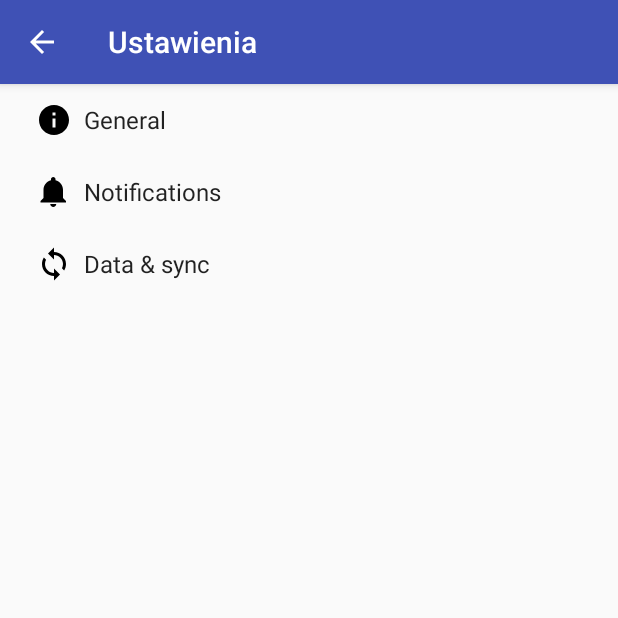
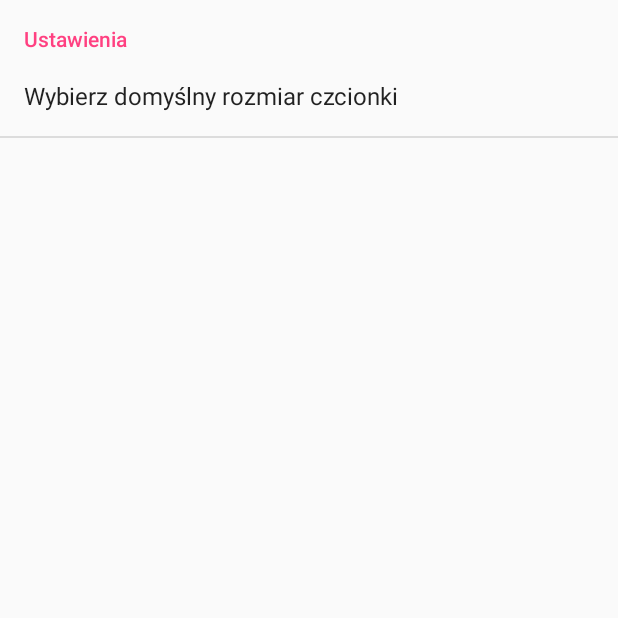
Before and after one commit to mstepniak/spiewnik01, an Android app: the screen it shows after launch (SettingsActivity before the commit, SettingActivity after it), in the options menu, after a tap on "Ustawienia", on a phone screen of 412 x 824 dp, the top half of it. Run offline under Robolectric (Android 15) with nearby library versions, the phone set to English and light mode, and no system bars; 1 statement that could not run was skipped.

Commit message:
added preferences and about pages

```diff
--- a/app/src/main/java/com/michas/spiewnik01/AboutPage.java
+++ b/app/src/main/java/com/michas/spiewnik01/AboutPage.java
@@ -2,6 +2,7 @@ package com.michas.spiewnik01;
 
 import android.support.v7.app.AppCompatActivity;
 import android.os.Bundle;
+import android.widget.TextView;
 
 public class AboutPage extends AppCompatActivity {
 
@@ -9,5 +10,8 @@ public class AboutPage extends AppCompatActivity {
     protected void onCreate(Bundle savedInstanceState) {
         super.onCreate(savedInstanceState);
         setContentView(R.layout.activity_about_page);
+        TextView textViewTitle = findViewById(R.id.about);
+        String text = "Autor:\nMichał Stępniak\nmichas1991@gmail.com\nUwagi i błędy proszę kierować na maila";
+        textViewTitle.setText(text);
     }
 }
--- a/app/src/main/java/com/michas/spiewnik01/AppCompatPreferenceActivity.java
+++ /dev/null
@@ -1,109 +0,0 @@
-package com.michas.spiewnik01;
-
-import android.content.res.Configuration;
-import android.os.Bundle;
-import android.preference.PreferenceActivity;
-import android.support.annotation.LayoutRes;
-import android.support.annotation.Nullable;
-import android.support.v7.app.ActionBar;
-import android.support.v7.app.AppCompatDelegate;
-import android.support.v7.widget.Toolbar;
-import android.view.MenuInflater;
-import android.view.View;
-import android.view.ViewGroup;
-
-/**
- * A {@link android.preference.PreferenceActivity} which implements and proxies the necessary calls
- * to be used with AppCompat.
- */
-public abstract class AppCompatPreferenceActivity extends PreferenceActivity {
-
-    private AppCompatDelegate mDelegate;
-
-    @Override
-    protected void onCreate(Bundle savedInstanceState) {
-        getDelegate().installViewFactory();
-        getDelegate().onCreate(savedInstanceState);
-        super.onCreate(savedInstanceState);
-    }
-
-    @Override
-    protected void onPostCreate(Bundle savedInstanceState) {
-        super.onPostCreate(savedInstanceState);
-        getDelegate().onPostCreate(savedInstanceState);
-    }
-
-    public ActionBar getSupportActionBar() {
-        return getDelegate().getSupportActionBar();
-    }
-
-    public void setSupportActionBar(@Nullable Toolbar toolbar) {
-        getDelegate().setSupportActionBar(toolbar);
-    }
-
-    @Override
-    public MenuInflater getMenuInflater() {
-        return getDelegate().getMenuInflater();
-    }
-
-    @Override
-    public void setContentView(@LayoutRes int layoutResID) {
-        getDelegate().setContentView(layoutResID);
-    }
-
-    @Override
-    public void setContentView(View view) {
-        getDelegate().setContentView(view);
-    }
-
-    @Override
-    public void setContentView(View view, ViewGroup.LayoutParams params) {
-        getDelegate().setContentView(view, params);
-    }
-
-    @Override
-    public void addContentView(View view, ViewGroup.LayoutParams params) {
-        getDelegate().addContentView(view, params);
-    }
-
-    @Override
-    protected void onPostResume() {
-        super.onPostResume();
-        getDelegate().onPostResume();
-    }
-
-    @Override
-    protected void onTitleChanged(CharSequence title, int color) {
-        super.onTitleChanged(title, color);
-        getDelegate().setTitle(title);
-    }
-
-    @Override
-    public void onConfigurationChanged(Configuration newConfig) {
-        super.onConfigurationChanged(newConfig);
-        getDelegate().onConfigurationChanged(newConfig);
-    }
-
-    @Override
-    protected void onStop() {
-        super.onStop();
-        getDelegate().onStop();
-    }
-
-    @Override
-    protected void onDestroy() {
-        super.onDestroy();
-        getDelegate().onDestroy();
-    }
-
-    public void invalidateOptionsMenu() {
-        getDelegate().invalidateOptionsMenu();
-    }
-
-    private AppCompatDelegate getDelegate() {
-        if (mDelegate == null) {
-            mDelegate = AppCompatDelegate.create(this, null);
-        }
-        return mDelegate;
-    }
-}
--- a/app/src/main/java/com/michas/spiewnik01/DisplaySong.java
+++ b/app/src/main/java/com/michas/spiewnik01/DisplaySong.java
@@ -1,10 +1,13 @@
 package com.michas.spiewnik01;
 
 import android.content.Intent;
+import android.content.SharedPreferences;
 import android.os.Bundle;
+import android.preference.PreferenceManager;
 import android.support.v7.app.AppCompatActivity;
 import android.text.Html;
 import android.text.method.ScrollingMovementMethod;
+import android.util.Log;
 import android.util.TypedValue;
 import android.view.Menu;
 import android.view.MenuInflater;
@@ -20,7 +23,6 @@ public class DisplaySong extends AppCompatActivity {
     TextView textViewSong;
     int textSize = 14;
 
-    @Override
     protected void onCreate(Bundle savedInstanceState) {
         super.onCreate(savedInstanceState);
         setContentView(R.layout.activity_song);
@@ -28,6 +30,12 @@ public class DisplaySong extends AppCompatActivity {
         Intent intent = getIntent();
         String title = intent.getStringExtra(MainActivity.EXTRA_MESSAGE);
         String songText = intent.getStringExtra(MainActivity.EXTRA_MESSAGE2);
+
+        SharedPreferences sharedPrefs = PreferenceManager.getDefaultSharedPreferences(this);
+        String receivedSize = sharedPrefs.getString("fonts", "DEFAULT");
+        if (!receivedSize.equals("")){
+            textSize = Integer.parseInt(receivedSize);
+        }
 
         TextView textViewTitle = findViewById(R.id.songTitle);
         textViewTitle.setText(title);
--- a/app/src/main/java/com/michas/spiewnik01/MainActivity.java
+++ b/app/src/main/java/com/michas/spiewnik01/MainActivity.java
@@ -1,9 +1,12 @@
 package com.michas.spiewnik01;
 
 import android.content.Intent;
+import android.content.SharedPreferences;
+import android.preference.PreferenceManager;
 import android.support.v4.app.NavUtils;
 import android.support.v7.app.AppCompatActivity;
 import android.os.Bundle;
+import android.util.Log;
 import android.view.Menu;
 import android.view.MenuInflater;
 import android.view.MenuItem;
@@ -32,15 +35,35 @@ public class MainActivity extends AppCompatActivity {
     ArrayAdapter<String> adapter;
     public static HashMap<String, String> m_li = new HashMap<>();
     Object listItem;
+    ArrayList<String> arraySongs;
 
     @Override
     protected void onCreate(Bundle savedInstanceState) {
         super.onCreate(savedInstanceState);
         setContentView(R.layout.activity_main);
+
+        if (arraySongs == null) {
+            loadJson();
+        }
+
+        ListViewCountry = (ListView) findViewById(R.id.ListViewCountry);
+        adapter = new ArrayAdapter<>(MainActivity.this, android.R.layout.simple_list_item_1, arraySongs);
+
+        ListViewCountry.setAdapter(adapter);
+        ListViewCountry.setOnItemClickListener(new AdapterView.OnItemClickListener() {
+            @Override
+            public void onItemClick(AdapterView<?> adapterView, View view, int i, long l) {
+                listItem = ListViewCountry.getItemAtPosition(i);
+                sendMessage();
+            }
+        });
+    }
+
+    private void loadJson() {
         try {
             JSONObject obj = new JSONObject(loadJSONFromAsset());
             JSONArray m_jArry = obj.getJSONArray("songs");
-            ArrayList<String> arraySongs = new ArrayList<>();
+            arraySongs = new ArrayList<>();
 
             for (int i = 0; i < m_jArry.length(); i++) {
                 JSONObject jo_inside = m_jArry.getJSONObject(i);
@@ -53,23 +76,12 @@ public class MainActivity extends AppCompatActivity {
 
             }
             Collections.sort(arraySongs);
-            ListViewCountry = (ListView) findViewById(R.id.ListViewCountry);
-            adapter = new ArrayAdapter<>(MainActivity.this, android.R.layout.simple_list_item_1, arraySongs);
-
-            ListViewCountry.setAdapter(adapter);
-            ListViewCountry.setOnItemClickListener(new AdapterView.OnItemClickListener() {
-                @Override
-                public void onItemClick(AdapterView<?> adapterView, View view, int i, long l) {
-                    listItem = ListViewCountry.getItemAtPosition(i);
-                    sendMessage();
-                }
-            });
         } catch (JSONException e) {
             e.printStackTrace();
         }
     }
 
-    public void sendMessage() {
+    private void sendMessage() {
         Intent intent = new Intent(this, DisplaySong.class);
         intent.putExtra(EXTRA_MESSAGE, listItem.toString());
         intent.putExtra(EXTRA_MESSAGE2, m_li.get(listItem.toString()));
@@ -131,7 +143,7 @@ public class MainActivity extends AppCompatActivity {
                 return true;
 
             case R.id.settings:
-                startActivity(new Intent(this, SettingsActivity.class));
+                startActivity(new Intent(this, SettingActivity.class));
                 return true;
 
         }
--- /dev/null
+++ b/app/src/main/java/com/michas/spiewnik01/SettingActivity.java
@@ -0,0 +1,16 @@
+package com.michas.spiewnik01;
+
+import android.preference.PreferenceActivity;
+import android.preference.PreferenceFragment;
+import android.support.v7.app.AppCompatActivity;
+import android.os.Bundle;
+
+public class SettingActivity extends PreferenceActivity {
+
+    @Override
+    public void onCreate(Bundle savedInstanceState) {
+        super.onCreate(savedInstanceState);
+        addPreferencesFromResource(R.xml.settings);
+
+    }
+}
--- /dev/null
+++ b/app/src/main/res/values/arrays.xml
@@ -0,0 +1,26 @@
+<?xml version="1.0" encoding="utf-8"?>
+<resources>
+    <string-array name="font">
+        <item name="12">12</item>
+        <item name="13">13</item>
+        <item name="14">14</item>
+        <item name="15">15</item>
+        <item name="16">16</item>
+        <item name="17">17</item>
+        <item name="18">18</item>
+        <item name="19">19</item>
+        <item name="20">20</item>
+    </string-array>
+    <string-array name="fontValues">
+        <item name="12">12</item>
+        <item name="13">13</item>
+        <item name="14">14</item>
+        <item name="15">15</item>
+        <item name="16">16</item>
+        <item name="17">17</item>
+        <item name="18">18</item>
+        <item name="19">19</item>
+        <item name="20">20</item>
+    </string-array>
+
+</resources>
--- a/app/src/main/res/values/strings.xml
+++ b/app/src/main/res/values/strings.xml
@@ -1,76 +1,3 @@
 <resources>
     <string name="app_name">Śpiewnik PTTK</string>
-    <string name="title_activity_settings">Ustawienia</string>
-
-    <!-- Strings related to Settings -->
-
-    <!-- Example General settings -->
-    <string name="pref_header_general">General</string>
-
-    <string name="pref_title_social_recommendations">Enable social recommendations</string>
-    <string name="pref_description_social_recommendations">Recommendations for people to contact
-        based on your message history
-    </string>
-
-    <string name="pref_title_display_name">Display name</string>
-    <string name="pref_default_display_name">John Smith</string>
-
-    <string name="pref_title_add_friends_to_messages">Add friends to messages</string>
-    <string-array name="pref_example_list_titles">
-        <item>Always</item>
-        <item>When possible</item>
-        <item>Never</item>
-    </string-array>
-    <string-array name="pref_example_list_values">
-        <item>1</item>
-        <item>0</item>
-        <item>-1</item>
-    </string-array>
-
-    <!-- Example settings for Data & Sync -->
-    <string name="pref_header_data_sync">Data &amp; sync</string>
-
-    <string name="pref_title_sync_frequency">Sync frequency</string>
-    <string-array name="pref_sync_frequency_titles">
-        <item>15 minutes</item>
-        <item>30 minutes</item>
-        <item>1 hour</item>
-        <item>3 hours</item>
-        <item>6 hours</item>
-        <item>Never</item>
-    </string-array>
-    <string-array name="pref_sync_frequency_values">
-        <item>15</item>
-        <item>30</item>
-        <item>60</item>
-        <item>180</item>
-        <item>360</item>
-        <item>-1</item>
-    </string-array>
-
-    <string-array name="list_preference_entries">
-        <item>Entry 1</item>
-        <item>Entry 2</item>
-        <item>Entry 3</item>
-    </string-array>
-
-    <string-array name="list_preference_entry_values">
-        <item>1</item>
-        <item>2</item>
-        <item>3</item>
-    </string-array>
-
-    <string-array name="multi_select_list_preference_default_value" />
-
-    <string name="pref_title_system_sync_settings">System sync settings</string>
-
-    <!-- Example settings for Notifications -->
-    <string name="pref_header_notifications">Notifications</string>
-
-    <string name="pref_title_new_message_notifications">New message notifications</string>
-
-    <string name="pref_title_ringtone">Ringtone</string>
-    <string name="pref_ringtone_silent">Silent</string>
-
-    <string name="pref_title_vibrate">Vibrate</string>
 </resources>
--- a/app/src/main/res/xml/pref_data_sync.xml
+++ /dev/null
@@ -1,21 +0,0 @@
-<PreferenceScreen xmlns:android="http://schemas.android.com/apk/res/android">
-
-    <!-- NOTE: Hide buttons to simplify the UI. Users can touch outside the dialog to
-         dismiss it. -->
-    <!-- NOTE: ListPreference's summary should be set to its value by the activity code. -->
-    <ListPreference
-        android:defaultValue="180"
-        android:entries="@array/pref_sync_frequency_titles"
-        android:entryValues="@array/pref_sync_frequency_values"
-        android:key="sync_frequency"
-        android:negativeButtonText="@null"
-        android:positiveButtonText="@null"
-        android:title="@string/pref_title_sync_frequency" />
-
-    <!-- This preference simply launches an intent when selected. Use this UI sparingly, per
-         design guidelines. -->
-    <Preference android:title="@string/pref_title_system_sync_settings">
-        <intent android:action="android.settings.SYNC_SETTINGS" />
-    </Preference>
-
-</PreferenceScreen>
--- a/app/src/main/res/xml/pref_general.xml
+++ /dev/null
@@ -1,33 +0,0 @@
-<PreferenceScreen xmlns:android="http://schemas.android.com/apk/res/android">
-
-    <SwitchPreference
-        android:defaultValue="true"
-        android:key="example_switch"
-        android:summary="@string/pref_description_social_recommendations"
-        android:title="@string/pref_title_social_recommendations" />
-
-    <!-- NOTE: EditTextPreference accepts EditText attributes. -->
-    <!-- NOTE: EditTextPreference's summary should be set to its value by the activity code. -->
-    <EditTextPreference
-        android:capitalize="words"
-        android:defaultValue="@string/pref_default_display_name"
-        android:inputType="textCapWords"
-        android:key="example_text"
-        android:maxLines="1"
-        android:selectAllOnFocus="true"
-        android:singleLine="true"
-        android:title="@string/pref_title_display_name" />
-
-    <!-- NOTE: Hide buttons to simplify the UI. Users can touch outside the dialog to
-         dismiss it. -->
-    <!-- NOTE: ListPreference's summary should be set to its value by the activity code. -->
-    <ListPreference
-        android:defaultValue="-1"
-        android:entries="@array/pref_example_list_titles"
-        android:entryValues="@array/pref_example_list_values"
-        android:key="example_list"
-        android:negativeButtonText="@null"
-        android:positiveButtonText="@null"
-        android:title="@string/pref_title_add_friends_to_messages" />
-
-</PreferenceScreen>
--- a/app/src/main/res/xml/pref_headers.xml
+++ /dev/null
@@ -1,20 +0,0 @@
-<preference-headers xmlns:android="http://schemas.android.com/apk/res/android">
-
-    <!-- These settings headers are only used on tablets. -->
-
-    <header
-        android:fragment="com.michas.spiewnik01.SettingsActivity$GeneralPreferenceFragment"
-        android:icon="@drawable/ic_info_black_24dp"
-        android:title="@string/pref_header_general" />
-
-    <header
-        android:fragment="com.michas.spiewnik01.SettingsActivity$NotificationPreferenceFragment"
-        android:icon="@drawable/ic_notifications_black_24dp"
-        android:title="@string/pref_header_notifications" />
-
-    <header
-        android:fragment="com.michas.spiewnik01.SettingsActivity$DataSyncPreferenceFragment"
-        android:icon="@drawable/ic_sync_black_24dp"
-        android:title="@string/pref_header_data_sync" />
-
-</preference-headers>
--- a/app/src/main/res/xml/pref_notification.xml
+++ /dev/null
@@ -1,27 +0,0 @@
-<PreferenceScreen xmlns:android="http://schemas.android.com/apk/res/android">
-
-    <!-- A 'parent' preference, which enables/disables child preferences (below)
-         when checked/unchecked. -->
-    <SwitchPreference
-        android:defaultValue="true"
-        android:key="notifications_new_message"
-        android:title="@string/pref_title_new_message_notifications" />
-
-    <!-- Allows the user to choose a ringtone in the 'notification' category. -->
-    <!-- NOTE: This preference will be enabled only when the checkbox above is checked. -->
-    <!-- NOTE: RingtonePreference's summary should be set to its value by the activity code. -->
-    <RingtonePreference
-        android:defaultValue="content://settings/system/notification_sound"
-        android:dependency="notifications_new_message"
-        android:key="notifications_new_message_ringtone"
-        android:ringtoneType="notification"
-        android:title="@string/pref_title_ringtone" />
-
-    <!-- NOTE: This preference will be enabled only when the checkbox above is checked. -->
-    <SwitchPreference
-        android:defaultValue="true"
-        android:dependency="notifications_new_message"
-        android:key="notifications_new_message_vibrate"
-        android:title="@string/pref_title_vibrate" />
-
-</PreferenceScreen>
--- /dev/null
+++ b/app/src/main/res/xml/settings.xml
@@ -0,0 +1,13 @@
+<?xml version="1.0" encoding="utf-8"?>
+<PreferenceScreen xmlns:android="http://schemas.android.com/apk/res/android" >
+
+    <PreferenceCategory android:title="Ustawienia" >
+    <ListPreference
+        android:key="fonts"
+        android:entries="@array/font"
+        android:entryValues="@array/fontValues"
+        android:defaultValue="14"
+        android:title="Wybierz domyślny rozmiar czcionki" />
+    </PreferenceCategory>
+
+</PreferenceScreen>
```
Also changed, not shown: app/src/main/AndroidManifest.xml (+5 -5 lines), app/src/main/java/com/michas/spiewnik01/SettingsActivity.java (deleted, +0 -267 lines), app/src/main/res/layout/activity_about_page.xml (+11 -0 lines), app/src/main/res/layout/activity_setting.xml (added, +9 -0 lines).
